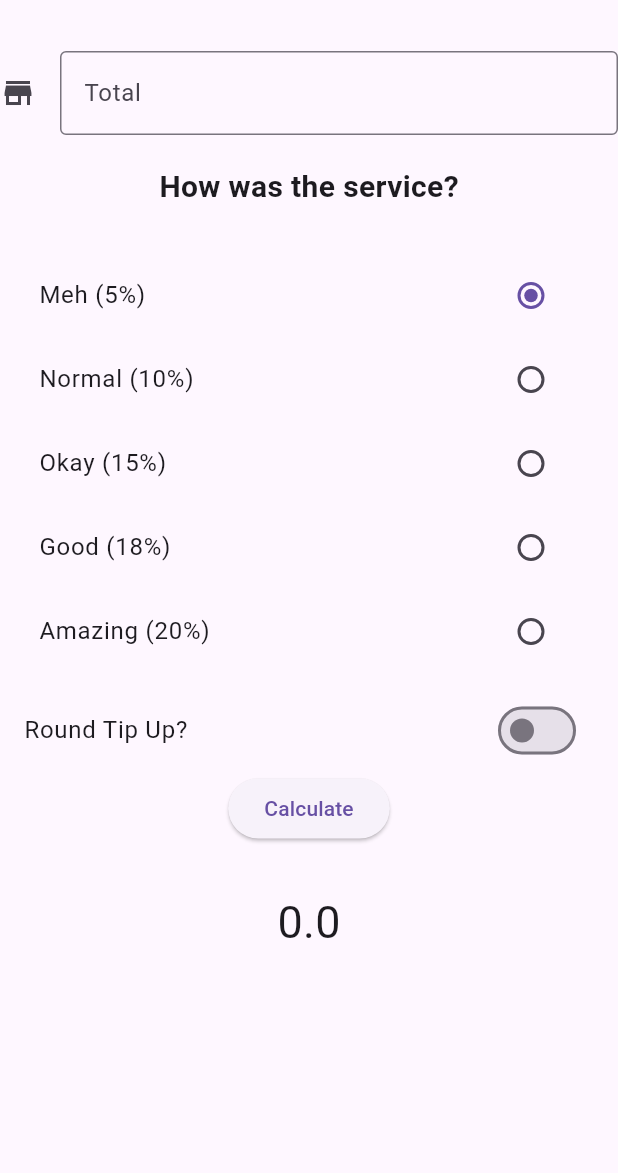
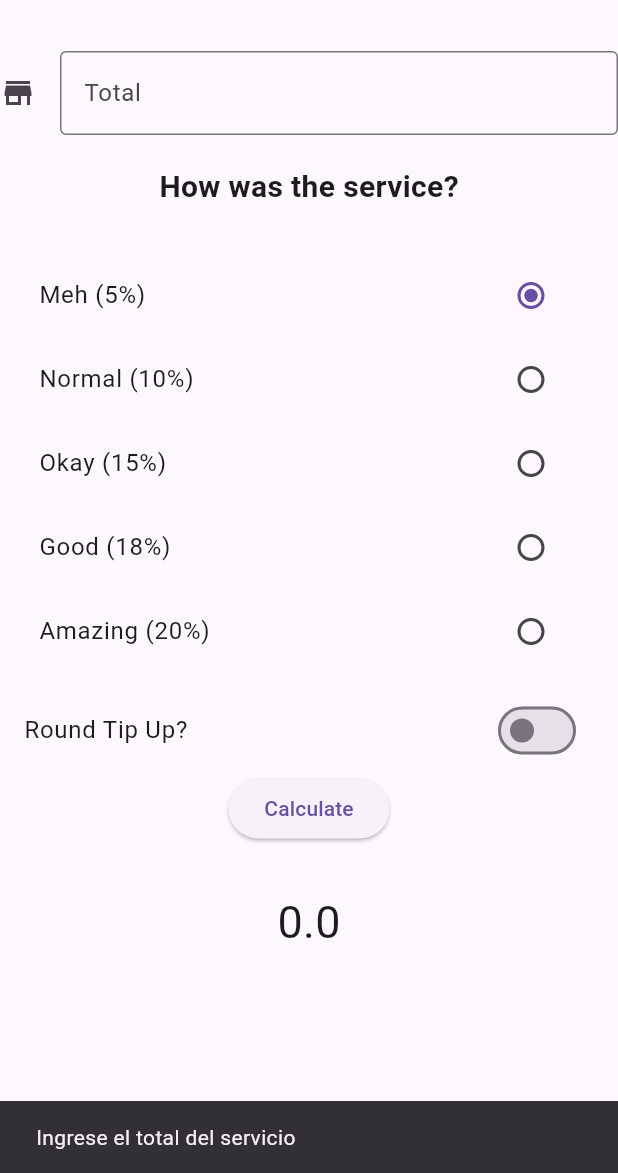
Before and after one commit to JulioGiovanni/Flutter-Apps, a Flutter app: the screen it shows after launch, after a tap on "Calculate", on a phone screen of 412 x 824 dp, the part 63-1236 px from its top. Run offline on Flutter 3.47's test engine with Material 2 defaults, Android fonts, the light colour scheme and no system bars; our stand-ins replace avatar_glow, bloc, flutter_bloc, flutter_dotenv, font_awesome_flutter, hive and 1 more; missing offline and left inert: record; accounts and stored records are empty.

Commit message:
Actualización del tip provider
Arreglé la parte del redondeo hacia abajo y agregué el snackbar si está vacío el text field

```diff
--- a/tiptime provider/lib/main.dart
+++ b/tiptime provider/lib/main.dart
@@ -13,7 +13,10 @@ class MyApp extends StatelessWidget {
   Widget build(BuildContext context) {
     return MaterialApp(
         debugShowCheckedModeBanner: false,
-        theme: ThemeData(useMaterial3: true),
+        theme: ThemeData(
+          useMaterial3: true,
+          primaryColor: Colors.green,
+        ),
         title: 'Material App',
         home: const HomePage());
   }
--- a/tiptime provider/lib/pages/home_page.dart
+++ b/tiptime provider/lib/pages/home_page.dart
@@ -1,8 +1,6 @@
 import 'package:flutter/material.dart';
 import 'package:provider/provider.dart';
 import 'package:tiptime/provider/tip_provider.dart';
-
-import '../widgets/radio_list.dart';
 
 class HomePage extends StatefulWidget {
   const HomePage({super.key});
@@ -63,7 +61,14 @@ class _HomePageState extends State<HomePage> {
                 ),
                 ElevatedButton(
                     onPressed: () {
-                      provider.calculateTotalTip();
+                      if (provider.service.text.isNotEmpty) {
+                        provider.calculateTotalTip();
+                      } else {
+                        ScaffoldMessenger.of(context).showSnackBar(
+                            const SnackBar(
+                                content:
+                                    Text('Ingrese el total del servicio')));
+                      }
                     },
                     child: const Text('Calculate')),
                 const SizedBox(height: 30),
--- a/tiptime provider/lib/provider/tip_provider.dart
+++ b/tiptime provider/lib/provider/tip_provider.dart
@@ -34,7 +34,10 @@ class TipProvider with ChangeNotifier {
       notifyListeners();
       return;
     } else {
-      _total = double.parse(_totalController.text) + _roundTipAmount();
+      final double tip = double.parse(_totalController.text) +
+          double.parse(_totalController.text) * _tipPercentage;
+      _total = tip.floorToDouble();
+
       notifyListeners();
       return;
     }
```
Also changed, not shown: 2 other files.
